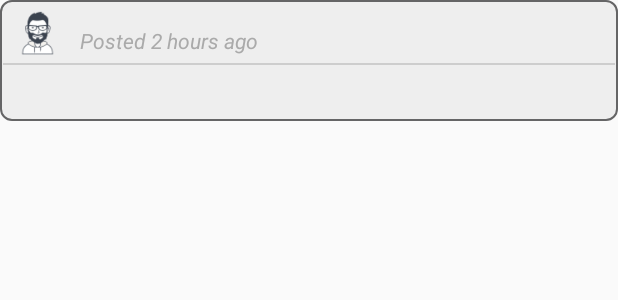
After one commit to IamAKX/MyFaceIndia, an Android app: the layout timeline_row.xml on its own in the app's theme, with its tools: preview values and no code run, on a phone screen of 412 x 824 dp. The commit adds this screen. Shown: the top 300 px of the screen. Run offline under Robolectric (Android 15) with nearby library versions, the phone set to English and light mode, and no system bars; network calls fail.

Commit message:
Timeline and BUG fixes

```diff
--- a/MyFaceIndia/app/src/main/java/com/akash/applications/myfaceindia/AllEvents.java
+++ b/MyFaceIndia/app/src/main/java/com/akash/applications/myfaceindia/AllEvents.java
@@ -20,7 +20,7 @@ public class AllEvents extends Fragment {
 
     ListView lv;
     Context context;
-    ArrayList myList;
+
     @Override
     public View onCreateView(LayoutInflater inflater, ViewGroup container,
                              Bundle savedInstanceState) {
--- /dev/null
+++ b/MyFaceIndia/app/src/main/res/drawable/card_background_selector.xml
@@ -0,0 +1,5 @@
+<?xml version="1.0" encoding="utf-8"?>
+<selector xmlns:android="http://schemas.android.com/apk/res/android">
+    <item android:drawable="@drawable/card_state_pressed" android:state_pressed="true" />
+    <item android:drawable="@drawable/card_background" />
+</selector>
--- /dev/null
+++ b/MyFaceIndia/app/src/main/res/drawable/customized_border_post.xml
@@ -0,0 +1,16 @@
+<?xml version="1.0" encoding="utf-8"?>
+<shape xmlns:android="http://schemas.android.com/apk/res/android"
+    android:shape="rectangle">
+
+    <!-- view border color and width -->
+    <stroke
+        android:width="1dp"
+        android:color="#f9626263" >
+    </stroke>
+    <solid android:color="#eeeeee"/>
+    <!-- The radius makes the corners rounded -->
+    <corners
+        android:radius="7dp"   >
+    </corners>
+
+</shape>
--- /dev/null
+++ b/MyFaceIndia/app/src/main/res/layout/timeline_row.xml
@@ -0,0 +1,43 @@
+<?xml version="1.0" encoding="utf-8"?>
+<LinearLayout xmlns:android="http://schemas.android.com/apk/res/android"
+    android:orientation="vertical"
+    android:layout_width="match_parent"
+    android:layout_height="wrap_content"
+    android:elevation="16dp"
+    android:background="@drawable/customized_border_post"
+    android:descendantFocusability="afterDescendants"
+    android:padding="2dp">
+
+    <LinearLayout
+        android:layout_width="match_parent"
+        android:layout_height="40dp"
+        android:orientation="horizontal"
+        android:gravity="bottom"
+        android:padding="5dp">
+        <ImageView
+            android:id="@+id/timeline_row_userdp"
+            android:layout_width="35dp"
+            android:layout_height="35dp"
+            android:src="@drawable/userprofilepic"
+            android:layout_marginRight="5dp"/>
+        <TextView
+            android:id="@+id/timeline_row_datetime"
+            android:layout_marginLeft="5dp"
+            android:layout_width="wrap_content"
+            android:layout_height="wrap_content"
+            android:text="Posted 2 hours ago"
+            android:textStyle="italic"
+            android:textColor="#aaaaaa"/>
+    </LinearLayout>
+    <TextView
+        android:layout_width="match_parent"
+        android:layout_height="1dp"
+        android:background="#cdcdcd"/>
+    <TextView
+        android:id="@+id/timeline_row_status"
+        android:layout_width="match_parent"
+        android:layout_height="wrap_content"
+        android:textStyle="bold"
+        android:textSize="18sp"
+        android:padding="5dp"/>
+</LinearLayout>
```
Also changed, not shown: MyFaceIndia/app/src/main/java/HelperPackage/DateDifference.java (+16 -3 lines), MyFaceIndia/app/src/main/java/PostAdapter/AdapterForTimeline.java (added, +175 -0 lines), MyFaceIndia/app/src/main/java/PostAdapter/TimelineModel.java (added, +15 -0 lines), MyFaceIndia/app/src/main/java/com/akash/applications/myfaceindia/ForgetPassword.java (+68 -58 lines), MyFaceIndia/app/src/main/java/com/akash/applications/myfaceindia/Home.java (+13 -0 lines), MyFaceIndia/app/src/main/java/com/akash/applications/myfaceindia/Timeline.java (+129 -0 lines), MyFaceIndia/app/src/main/res/drawable/card_background.xml (added, +20 -0 lines), MyFaceIndia/app/src/main/res/drawable/card_state_pressed.xml (added, +20 -0 lines), MyFaceIndia/app/src/main/res/layout/fragment_timeline.xml (+19 -14 lines), 1 other file.
